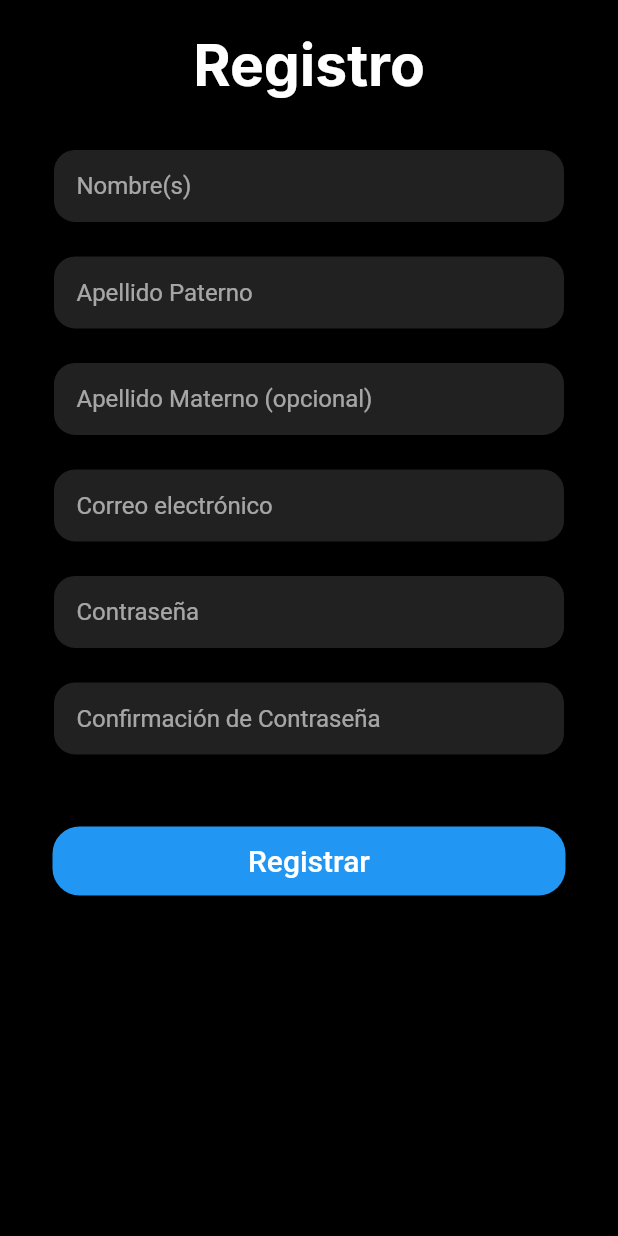
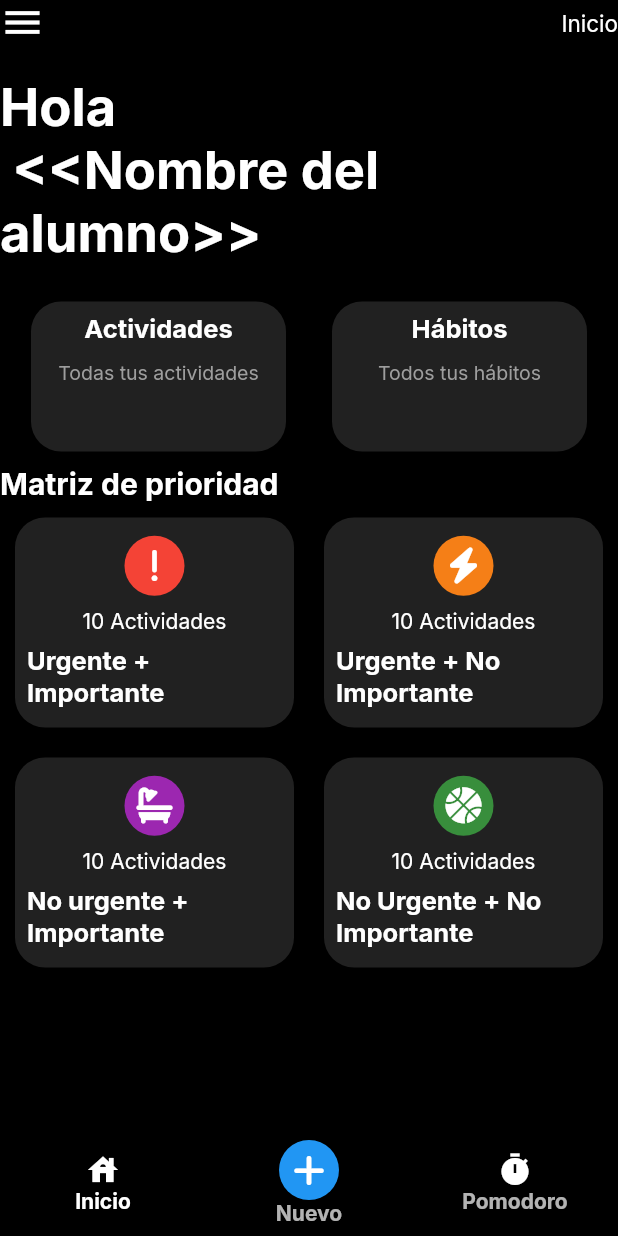
Before and after one commit to imarivero/timescom, a Flutter app: the screen it shows after launch, on a phone screen of 412 x 824 dp. Run offline on Flutter 3.47's test engine with Material 2 defaults, Android fonts, the phone set to English and light mode, and no system bars; our stand-ins replace font_awesome_flutter, google_fonts, percent_indicator, quickalert.

Commit message:
Diseño de pantalla principal terminado y custom nav bar que se puede implementar en cualquier pantalla

```diff
--- a/lib/router/app_routes.dart
+++ b/lib/router/app_routes.dart
@@ -4,12 +4,13 @@ import 'package:timescom/screens/screens.dart';
 
 class AppRoutes {
   // Si quieren ver su pantalla al compilar cambien este
-  static const initialRoute = 'regisAlumnoScreen';
+  static const initialRoute = 'mainMatrizScreen';
 
   static final listScreens = <ScreenDef>[
     // ScreenDef(route: 'welcomeScreen', name: 'Pantalla bienvenida', screen: screen)
     // ScreenDef(route: 'loginScreen', name: 'Pantalla inicio de sesion', screen: screen)
-    ScreenDef(route: 'regisAlumnoScreen', name: 'Pantalla registro de alumno', screen: const RegistroAlumnoScreen())
+    ScreenDef(route: 'regisAlumnoScreen', name: 'Pantalla registro de alumno', screen: const RegistroAlumnoScreen()),
+    ScreenDef(route: 'mainMatrizScreen', name: 'Pantalla vista matriz', screen: const MainMatrizScreen())
   ];
 
   static Map<String, Widget Function(BuildContext)> getAppRoutes(){
--- /dev/null
+++ b/lib/screens/main_matriz_screen.dart
@@ -0,0 +1,44 @@
+import 'package:flutter/material.dart';
+import 'package:google_fonts/google_fonts.dart';
+import 'package:timescom/widgets/card_row.dart';
+import 'package:timescom/widgets/card_table.dart';
+import 'package:timescom/widgets/custom_navbar.dart';
+
+class MainMatrizScreen extends StatelessWidget {
+
+  const MainMatrizScreen({Key? key}) : super(key: key);
+
+  @override
+  Widget build(BuildContext context) {
+    return Scaffold(
+      body: SafeArea(
+        child: Column(
+          children: [
+
+            // Menu control y texto
+            Row(
+              mainAxisAlignment: MainAxisAlignment.spaceBetween,
+              children: [
+                const Icon(Icons.menu, color: Colors.white, size: 30,),
+                Text('Inicio', style: GoogleFonts.inter(fontSize: 15,),)
+              ],
+            ),
+
+            // Saludo y nombre de alumno
+            const SizedBox(height: 20,),
+            Text('Hola \n <<Nombre del alumno>>', style: GoogleFonts.inter(fontSize: 35, fontWeight: FontWeight.bold)),
+
+            // Tarjetas actividades y habitos
+            CardRow(),
+
+            // Texto y matriz
+            CardTable(),
+          ],
+        ),
+      ),
+      bottomNavigationBar: CustomNavBar(),
+      // floatingActionButtonLocation: FloatingActionButtonLocation.centerDocked,
+      // floatingActionButton: CustomFloatingButton(),
+    );
+  }
+}
--- a/lib/screens/screens.dart
+++ b/lib/screens/screens.dart
@@ -1,3 +1,4 @@
 // Archivo barrel de exportacion de archivos en /screen
 
 export 'package:timescom/screens/registro_alumno.dart';
+export 'package:timescom/screens/main_matriz_screen.dart';
--- /dev/null
+++ b/lib/widgets/card_row.dart
@@ -0,0 +1,54 @@
+import 'package:flutter/material.dart';
+import 'package:google_fonts/google_fonts.dart';
+
+class CardRow extends StatelessWidget {
+  const CardRow({super.key});
+
+  @override
+  Widget build(BuildContext context) {
+    return Padding(
+      padding: const EdgeInsets.only(top: 15),
+      child: Row(
+        mainAxisAlignment: MainAxisAlignment.spaceEvenly,
+        children: const [
+          _SingleCard(titulo: 'Actividades', descripcion: 'Todas tus actividades',),
+          _SingleCard(titulo: 'Hábitos', descripcion: 'Todos tus hábitos',)
+        ],
+      ),
+    );
+  }
+}
+
+class _SingleCard extends StatelessWidget {
+  final String titulo;
+  final String descripcion;
+
+  const _SingleCard({
+    super.key,
+    required this.titulo,
+    required this.descripcion
+  });
+
+  @override
+  Widget build(BuildContext context) {
+    return Container(
+      margin: EdgeInsets.all(10),
+      height: 100,
+      width: 170, // TODO: revisar expansion de pixeles de pantalla
+      decoration: BoxDecoration(
+        color: Colors.grey.shade900,
+        borderRadius: BorderRadius.circular(20)
+      ),
+      child: Padding(
+        padding: const EdgeInsets.all(8.0),
+        child: Column(
+          children: [
+            Text(titulo, style: GoogleFonts.inter(fontSize: 17, fontWeight: FontWeight.bold)),
+            const SizedBox(height: 10,),
+            Text(descripcion, style: GoogleFonts.inter(fontSize: 13, color: Colors.grey)),
+          ],
+        ),
+      ),
+    );
+  }
+}
--- /dev/null
+++ b/lib/widgets/card_table.dart
@@ -0,0 +1,102 @@
+import 'package:flutter/material.dart';
+import 'package:font_awesome_flutter/font_awesome_flutter.dart';
+import 'package:google_fonts/google_fonts.dart';
+
+class CardTable extends StatelessWidget {
+  const CardTable({super.key});
+
+  @override
+  Widget build(BuildContext context) {
+    return Column(
+      crossAxisAlignment: CrossAxisAlignment.start,
+      children: [
+        Text('Matriz de prioridad', style: GoogleFonts.inter(fontSize: 20, fontWeight: FontWeight.bold),),
+        Table(
+          children:  [
+            TableRow(
+              children: [
+                const _SingleCard(
+                  titulo: 'Urgente + Importante',
+                  numero: 10,
+                  icon: FontAwesomeIcons.exclamation,
+                  color: Colors.red,
+                ),
+
+                _SingleCard(
+                  titulo: 'Urgente + No Importante',
+                  numero: 10,
+                  icon: FontAwesomeIcons.bolt,
+                  color: Colors.yellow.shade900,
+                ),
+              ]
+            ),
+
+            TableRow(
+              children: [
+                const _SingleCard(
+                  titulo: 'No urgente + Importante',
+                  numero: 10,
+                  icon: FontAwesomeIcons.bath,
+                  color: Colors.purple,
+                ),
+
+                _SingleCard(
+                  titulo: 'No Urgente + No Importante',
+                  numero: 10,
+                  icon: FontAwesomeIcons.basketball,
+                  color: Colors.green.shade700,
+                ),
+              ]
+            )
+          ],
+        ),
+      ],
+    );
+  }
+}
+
+class _SingleCard extends StatelessWidget {
+
+  final String titulo;
+  final int numero;
+  final IconData icon;
+  final Color color;
+
+  const _SingleCard({
+    super.key,
+    required this.titulo,
+    required this.numero,
+    required this.icon,
+    required this.color,
+  });
+
+  @override
+  Widget build(BuildContext context) {
+    return Container(
+      margin: const EdgeInsets.all(10),
+      height: 140,
+      width: 140, // TODO: revisar expansion de pixeles de pantalla
+      decoration: BoxDecoration(
+        color: Colors.grey.shade900,
+        borderRadius: BorderRadius.circular(20)
+      ),
+      child: Padding(
+        padding: const EdgeInsets.all(8.0),
+        child: Column(
+          mainAxisAlignment: MainAxisAlignment.spaceAround,
+          children: [
+            CircleAvatar(
+              backgroundColor: color,
+              radius: 20,
+              child: Icon(icon, color: Colors.white),
+            ),
+
+            Text('$numero Actividades', style: GoogleFonts.inter(),),
+
+            Text(titulo, style: GoogleFonts.inter(fontSize: 17, fontWeight: FontWeight.bold),)
+          ],
+        ),
+      ),
+    );
+  }
+}
--- /dev/null
+++ b/lib/widgets/custom_navbar.dart
@@ -0,0 +1,41 @@
+import 'package:flutter/material.dart';
+import 'package:font_awesome_flutter/font_awesome_flutter.dart';
+import 'package:google_fonts/google_fonts.dart';
+import 'package:timescom/theme/app_theme.dart';
+
+class CustomNavBar extends StatelessWidget {
+  const CustomNavBar({super.key});
+
+  @override
+  Widget build(BuildContext context) {
+    return BottomNavigationBar(
+      selectedItemColor: Colors.white,
+      backgroundColor: Colors.black,
+      unselectedLabelStyle: GoogleFonts.inter(fontSize: 14, fontWeight: FontWeight.bold, color: Colors.white),
+      selectedLabelStyle: GoogleFonts.inter(fontSize: 14, fontWeight: FontWeight.bold, color: Colors.white),
+      items: const [
+        BottomNavigationBarItem(
+          icon: Icon(Icons.house, color: Colors.white,),
+          label: 'Inicio',
+        ),
+
+        BottomNavigationBarItem(
+          icon: CircleAvatar(
+            backgroundColor: AppTheme.primary,
+            radius: 20,
+            child: FaIcon(FontAwesomeIcons.plus, color: Colors.white,),
+          ),
+          label: 'Nuevo',
+        ),
+
+        BottomNavigationBarItem(
+          icon: Icon(Icons.timer, color: Colors.white,),
+          label: 'Pomodoro',
+        )
+      ],
+      onTap: (value) {
+        print(value);
+      },
+    );
+  }
+}
--- a/pubspec.yaml
+++ b/pubspec.yaml
@@ -37,6 +37,7 @@ dependencies:
   google_fonts: ^3.0.1
   quickalert: ^1.0.0
   percent_indicator: ^4.0.1
+  font_awesome_flutter: ^10.2.1
 
 dev_dependencies:
   flutter_test:
```
Also changed, not shown: lib/widgets/custom_floating_button.dart (added), pubspec.lock.
